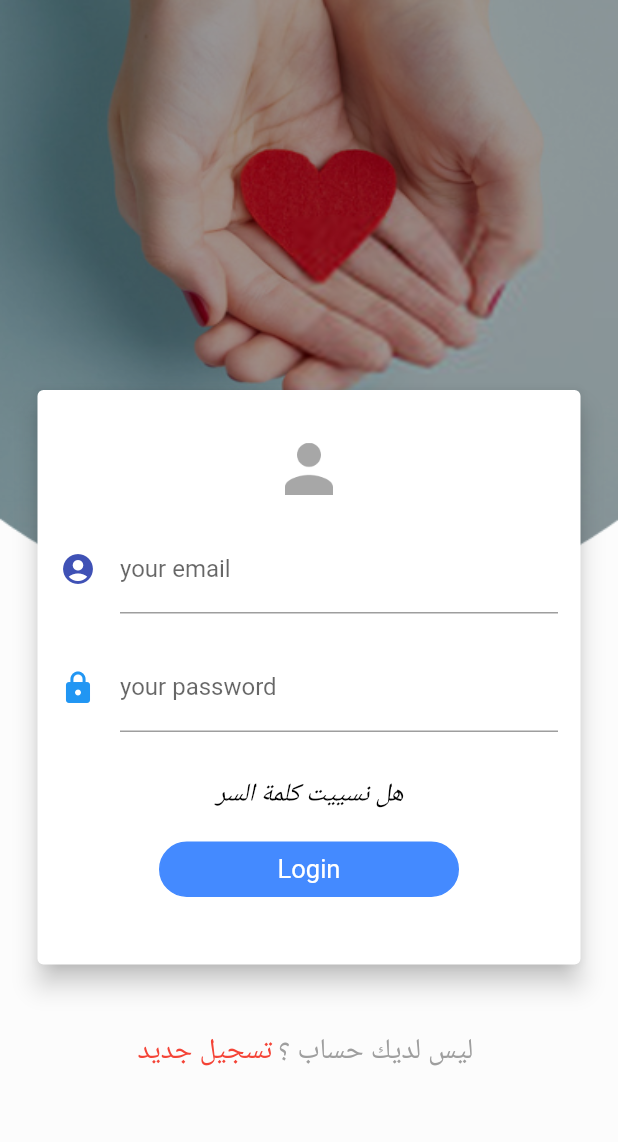
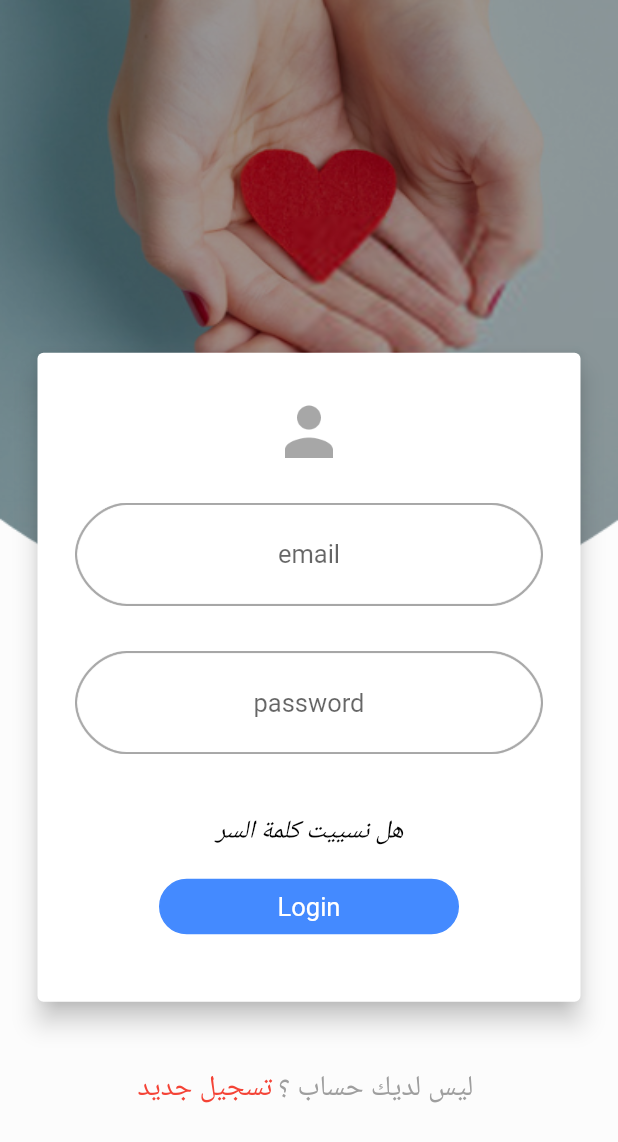
Before and after one commit to MohamedHassan275/GiveApp_Flutter, a Flutter app: the screen it shows after launch, on a phone screen of 412 x 824 dp. Shown: the top 1142 px of the screen. Run offline on Flutter 3.47's test engine with Material 2 defaults, Android fonts, the phone set to English and light mode, and no system bars.

Commit message:
Initial commit

```diff
--- a/lib/Activites/LoginClass.dart
+++ b/lib/Activites/LoginClass.dart
@@ -62,30 +62,47 @@ class HomeClickLiser extends State<LoginCliant> {
                               height: 35.0,
                               alignment: Alignment.center),
                           new Padding(padding: EdgeInsets.all(10.0)),
-                          new TextField(
-                            decoration: new InputDecoration(
-                              icon: new Icon(
-                                Icons.account_circle,
-                                color: Colors.indigo,
-                              ),
-                              labelText: 'your email',
-                              hintText: 'email',
-                            ),
-                            keyboardType: TextInputType.emailAddress,
-                            onChanged: OnChangeValue,
+//                          new TextField(
+//                            decoration: new InputDecoration(
+//                            //  border: OutlineInputBorder(),
+//                              icon: new Icon(
+//                                Icons.account_circle,
+//                                color: Colors.indigo,
+//                              ),
+//                              labelText: 'your email',
+//                              hintText: 'email',
+//                            ),
+//                            keyboardType: TextInputType.emailAddress,
+//                            onChanged: OnChangeValue,
+//                          ),
+                          new Container(
+                            padding: EdgeInsets.all(10.0),
+                            alignment: Alignment.center,
+                            child: new Stack(alignment: Alignment.center, children: <Widget>[
+                              Image(image: AssetImage('img/edit_text_image.png')),
+                             new TextField(
+                                  textAlign: TextAlign.center,
+                                  autocorrect: false,
+                                  decoration:
+                                  //disable single line border below the text field
+                                  new InputDecoration.collapsed(hintText:Flutkart.email,
+                                      hintStyle: new TextStyle(fontSize: 17.0,fontStyle: FontStyle.normal))),
+                            ]),
                           ),
-                          new Padding(padding: EdgeInsets.all(10.0)),
-                          new TextField(
-                            decoration: new InputDecoration(
-                              icon: new Icon(
-                                Icons.lock,
-                                color: Colors.blue,
-                              ),
-                              labelText: 'your password',
-                              hintText: 'password',
-                            ),
-                            keyboardType: TextInputType.visiblePassword,
-                            onChanged: OnChangeValue,
+                          new Padding(padding: EdgeInsets.all(5.0)),
+                          new Container(
+                            padding: EdgeInsets.all(10.0),
+                            alignment: Alignment.center,
+                            child: new Stack(alignment: Alignment.center, children: <Widget>[
+                              Image(image: AssetImage('img/edit_text_image.png')),
+                              new TextField(
+                                  textAlign: TextAlign.center,
+                                  autocorrect: false,
+                                  decoration:
+                                  //disable single line border below the text field
+                                  new InputDecoration.collapsed(hintText: Flutkart.password,
+                                      hintStyle: new TextStyle(fontSize: 17.0,fontStyle: FontStyle.normal)),),
+                            ]),
                           ),
                           new Padding(padding: EdgeInsets.all(15.0)),
                            Text(
--- a/lib/Activites/SplashScreen.dart
+++ b/lib/Activites/SplashScreen.dart
@@ -51,14 +51,14 @@ class _SplashScreenState extends State<SplashScreen> {
                         padding: EdgeInsets.only(top: 10.0),
                       ),
                       Text(
-                        Flutkart.name,
+                        Flutkart.SplashText1,
                         style: TextStyle(
                             color: Colors.indigo,
                             fontWeight: FontWeight.bold,
                             fontSize: 17.0),
                       ),
                       Text(
-                        Flutkart.store,
+                        Flutkart.SplashText2,
                         style: TextStyle(
                             color: Colors.indigo,
                             fontWeight: FontWeight.bold,
--- a/lib/Utils/flutkart.dart
+++ b/lib/Utils/flutkart.dart
@@ -1,13 +1,11 @@
 class Flutkart {
-  static const String name = "لا شئ يطلق العظمة الكامنة بداخلنا  ";
-  static const String store = "مثل الرغبة في مساعدة الآخرين وخدمتهم";
+  static const String SplashText1 = "لا شئ يطلق العظمة الكامنة بداخلنا  ";
+  static const String SplashText2 = "مثل الرغبة في مساعدة الآخرين وخدمتهم";
   static const String forgetPassword = "هل نسييت كلمة السر";
-  static const String notAccount =
-      "ليس لديك حساب ؟ ";
+  static const String notAccount = "ليس لديك حساب ؟ ";
   static const String RegisterNow = "تسجيل جديد";
-  static const String wc2 =
-      "Search Latest and Featured Product\n With Best Price";
-  static const String wt3 = "ADD TO CART";
+  static const String email = "email";
+  static const String password = "password";
   static const String wc3 =
       "Add to Cart All Product You need\n And Checkout the Order";
   static const String wt4 = "VERIFY AND RECEIVE";
--- a/pubspec.yaml
+++ b/pubspec.yaml
@@ -51,6 +51,7 @@ flutter:
     - img/ic_group_add.png
     - img/rectangle.png
     - img/register_login.png
+    - img/edit_text_image.png
   # An image asset can refer to one or more resolution-specific "variants", see
   # https://flutter.dev/assets-and-images/#resolution-aware.
 
```
Also changed, not shown: img/edit_text_image.png (added).
